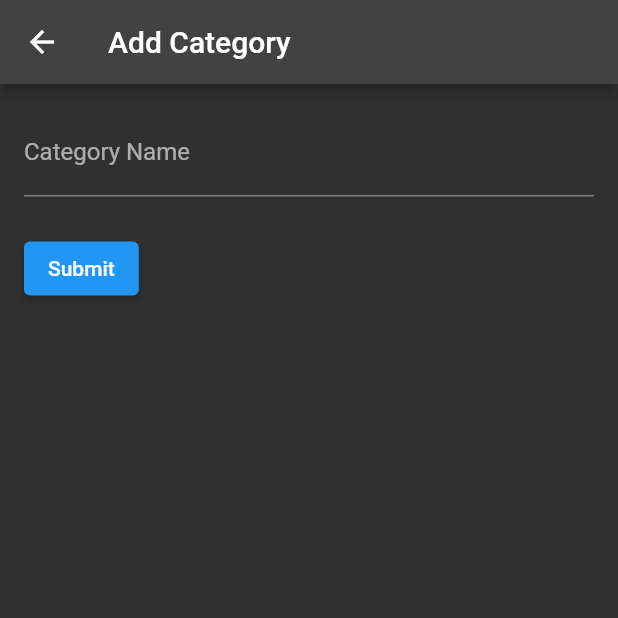
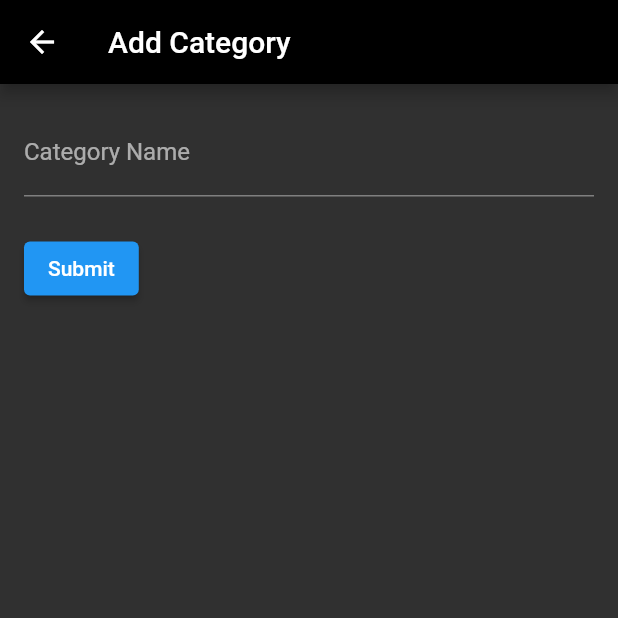
Before and after one commit to xuantruongit32/SE_n11_cleantiktok, a Flutter app: the AddCategory screen opened directly with empty values, on a phone screen of 412 x 824 dp, the top half of it. Run offline on Flutter 3.47's test engine with Material 2 defaults, Android fonts, the phone set to English and light mode, and no system bars; our stand-ins replace cloud_firestore, firebase_auth, firebase_core, video_player; accounts and stored records are empty.

Commit message:
Change color

```diff
--- a/src/lib/widgets/addcategory.dart
+++ b/src/lib/widgets/addcategory.dart
@@ -70,6 +70,7 @@ Widget build(BuildContext context) {
     child: Scaffold(
       appBar: AppBar(
         title: Text('Add Category'),
+        backgroundColor: Colors.black,
       ),
       body: Padding(
         padding: EdgeInsets.all(16.0),
--- a/src/lib/widgets/addchannelform.dart
+++ b/src/lib/widgets/addchannelform.dart
@@ -35,8 +35,6 @@ class _AddChannelState extends State<AddChannel> {
 
   void _submitForm() {
     final String channelUid = _channelUidController.text;
-    print('Channel UID: $channelUid');
-    print('Selected Category: $_selectedCategory');
 
     // Get the current user's ID
     User? user = FirebaseAuth.instance.currentUser;
@@ -91,6 +89,7 @@ Widget build(BuildContext context) {
     child: Scaffold(
       appBar: AppBar(
         title: Text('Add Channel'),
+        backgroundColor: Colors.black,
       ),
       body: Padding(
         padding: EdgeInsets.all(16.0),
```
